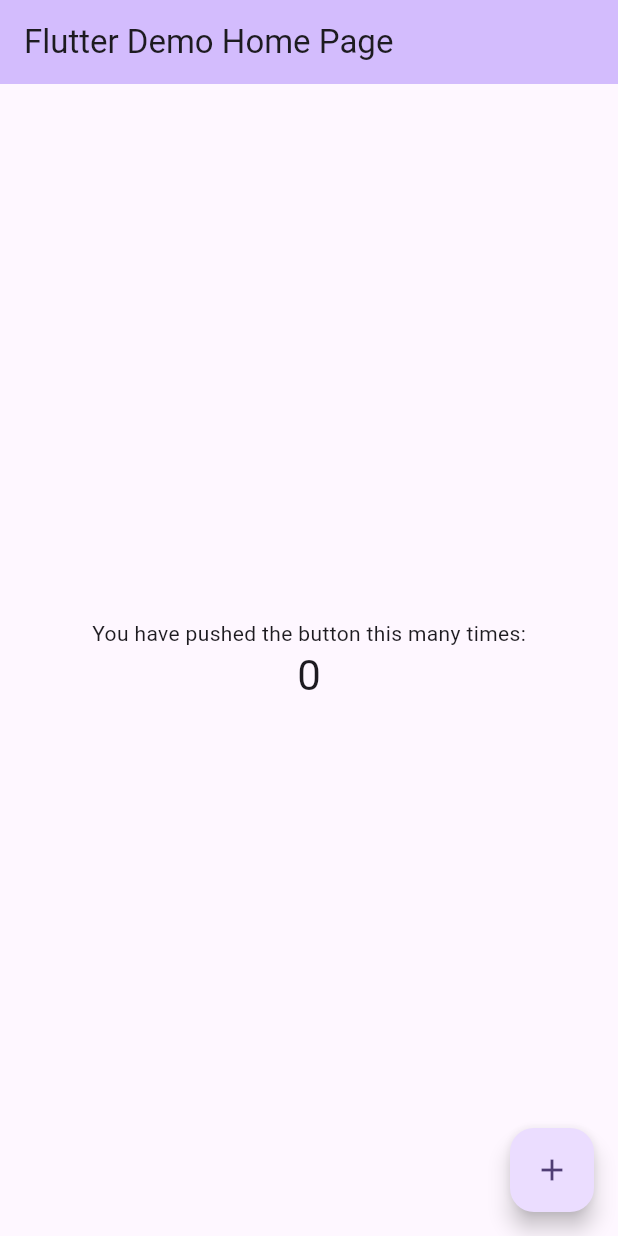
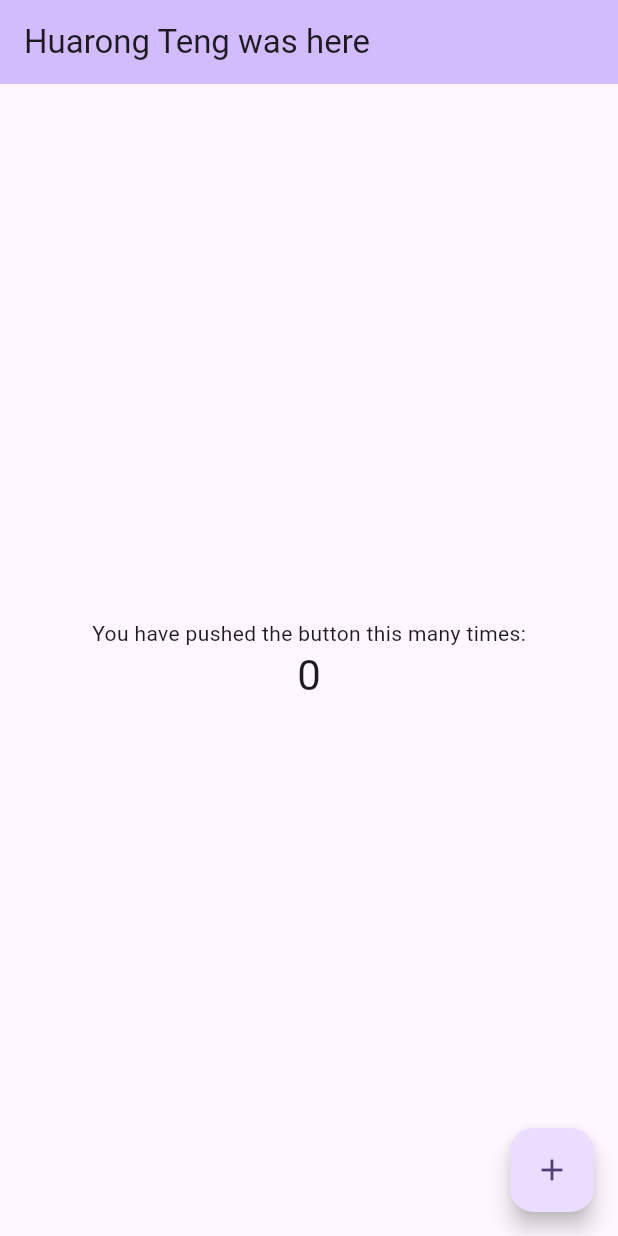
Before and after one commit to DillonSummers/flutter_application_14, a Flutter app: the screen it shows after launch, on a phone screen of 412 x 824 dp. Run offline on Flutter 3.47's test engine with Material 3 defaults, Android fonts, the phone set to English and light mode, and no system bars.

Commit message:
huarong Teng

```diff
--- a/lib/main.dart
+++ b/lib/main.dart
@@ -31,7 +31,7 @@ class MyApp extends StatelessWidget {
         colorScheme: ColorScheme.fromSeed(seedColor: Colors.deepPurple),
         useMaterial3: true,
       ),
-      home: const MyHomePage(title: 'Flutter Demo Home Page'),
+      home: const MyHomePage(title: 'Huarong Teng was here'),
     );
   }
 }
```
